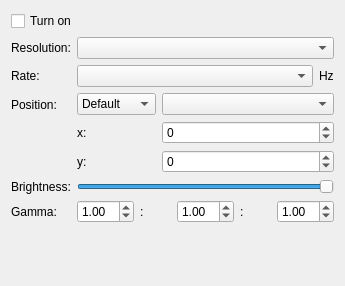
The window that lxqt-config-monitor/monitorwidget.ui (lxqt/lxqt-config) describes before a commit, drawn with Qt 5.
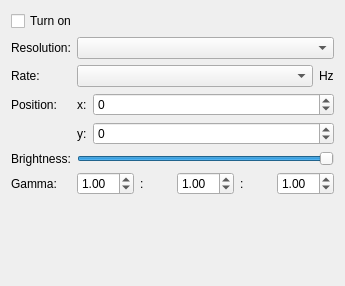
The same window after the commit.

Commit message: Graphical monitor position tool implemented.

Diff of the .ui file:
```diff
--- a/lxqt-config-monitor/monitorwidget.ui
+++ b/lxqt-config-monitor/monitorwidget.ui
@@ -70,47 +70,18 @@
    </item>
    <item row="3" column="1">
     <layout class="QFormLayout" name="formLayout_2">
+     <property name="fieldGrowthPolicy">
+      <enum>QFormLayout::AllNonFixedFieldsGrow</enum>
+     </property>
      <item row="0" column="0">
-      <widget class="QComboBox" name="positionCombo">
-       <item>
-        <property name="text">
-         <string>Default</string>
-        </property>
-       </item>
-       <item>
-        <property name="text">
-         <string>Left of</string>
-        </property>
-       </item>
-       <item>
-        <property name="text">
-         <string>Right of</string>
-        </property>
-       </item>
-       <item>
-        <property name="text">
-         <string>Above of</string>
-        </property>
-       </item>
-       <item>
-        <property name="text">
-         <string>Below of</string>
-        </property>
-       </item>
+      <widget class="QLabel" name="xPosLabel">
+       <property name="text">
+        <string>x:</string>
+       </property>
       </widget>
      </item>
      <item row="0" column="1">
-      <widget class="QComboBox" name="relativeToOutputCombo"/>
-     </item>
-     <item row="2" column="0">
-      <widget class="QLabel" name="yPosLabel">
-       <property name="text">
-        <string>y:</string>
-       </property>
-      </widget>
-     </item>
-     <item row="2" column="1">
-      <widget class="QSpinBox" name="yPosSpinBox">
+      <widget class="QSpinBox" name="xPosSpinBox">
        <property name="minimum">
         <number>-10000000</number>
        </property>
@@ -120,14 +91,14 @@
       </widget>
      </item>
      <item row="1" column="0">
-      <widget class="QLabel" name="xPosLabel">
+      <widget class="QLabel" name="yPosLabel">
        <property name="text">
-        <string>x:</string>
+        <string>y:</string>
        </property>
       </widget>
      </item>
      <item row="1" column="1">
-      <widget class="QSpinBox" name="xPosSpinBox">
+      <widget class="QSpinBox" name="yPosSpinBox">
        <property name="minimum">
         <number>-10000000</number>
        </property>
```
The commit also changes 9 other files.
